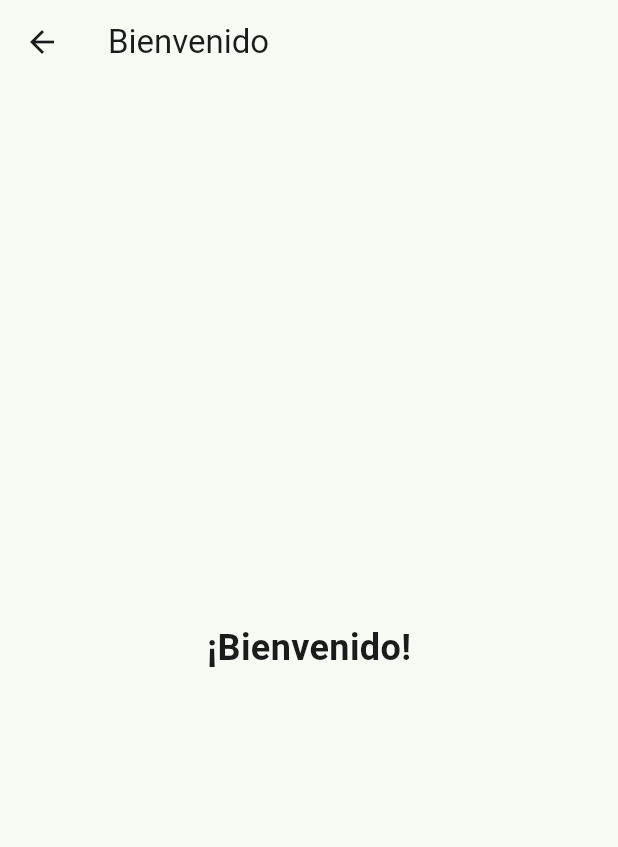
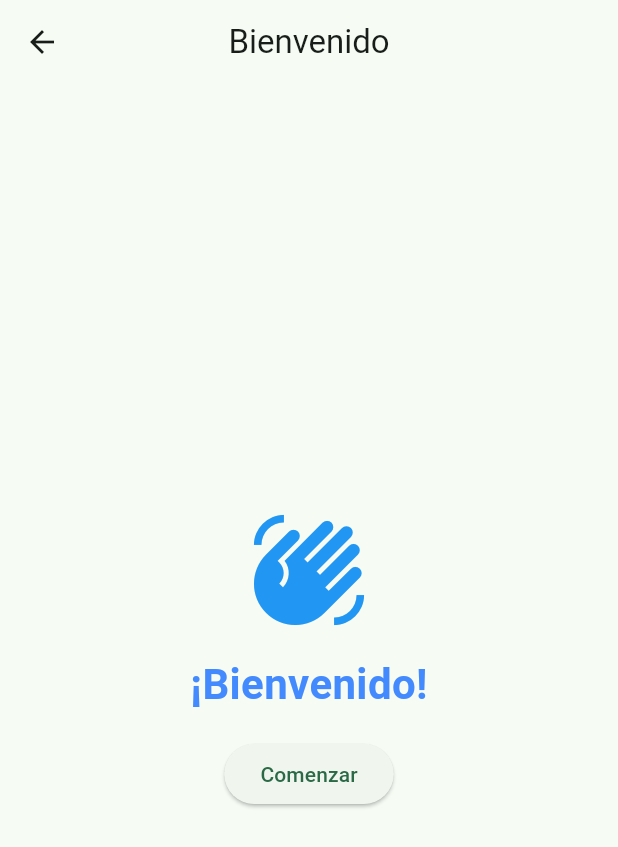
Before and after one commit to danusitacm/dcristaldo-flutter01, a Flutter app: the WelcomeScreen screen opened directly, on a phone screen of 412 x 824 dp. Shown: the top 847 px of the screen. Run offline on Flutter 3.47's test engine with Material 3 defaults, Android fonts, the phone set to English and light mode, and no system bars.

Commit message:
Agrega las rutas en main
Modifica la pantalla de bienvenida

```diff
--- a/lib/views/welcome_screen.dart
+++ b/lib/views/welcome_screen.dart
@@ -6,17 +6,33 @@ class WelcomeScreen extends StatelessWidget {
   @override
   Widget build(BuildContext context) {
     return Scaffold(
-      appBar: AppBar(title: const Text('Bienvenido')),
+      appBar: AppBar(title: const Text('Bienvenido'), centerTitle: true),
       body: Center(
-        child: Column(
-          mainAxisAlignment: MainAxisAlignment.center,
-          children: const [
-            Text(
-              '¡Bienvenido!',
-              style: TextStyle(fontSize: 24, fontWeight: FontWeight.bold),
-            ),
-            SizedBox(height: 16),
-          ],
+        child: Padding(
+          padding: const EdgeInsets.all(16.0),
+          child: Column(
+            mainAxisAlignment: MainAxisAlignment.center,
+            children: [
+              const Icon(Icons.waving_hand, size: 80, color: Colors.blue),
+              const SizedBox(height: 16),
+              const Text(
+                '¡Bienvenido!',
+                style: TextStyle(
+                  fontSize: 28,
+                  fontWeight: FontWeight.bold,
+                  color: Colors.blueAccent,
+                ),
+                textAlign: TextAlign.center,
+              ),
+              const SizedBox(height: 16),
+              ElevatedButton(
+                onPressed: () {
+                  // Acción al presionar el botón
+                },
+                child: const Text('Comenzar'),
+              ),
+            ],
+          ),
         ),
       ),
     );
```
Also changed, not shown: lib/main.dart (+12 -3 lines).
